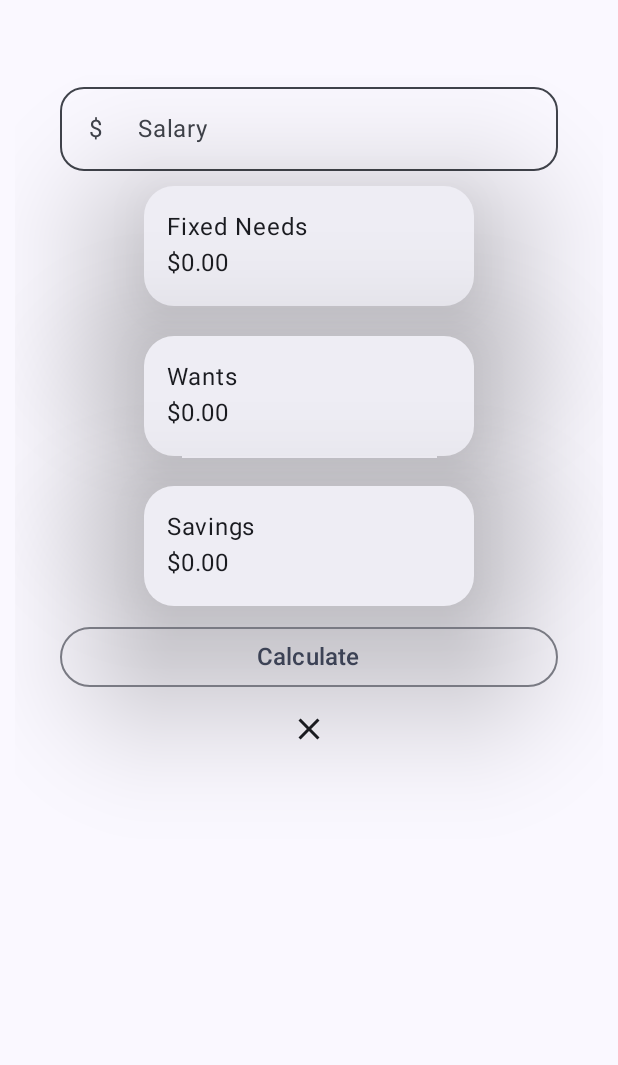
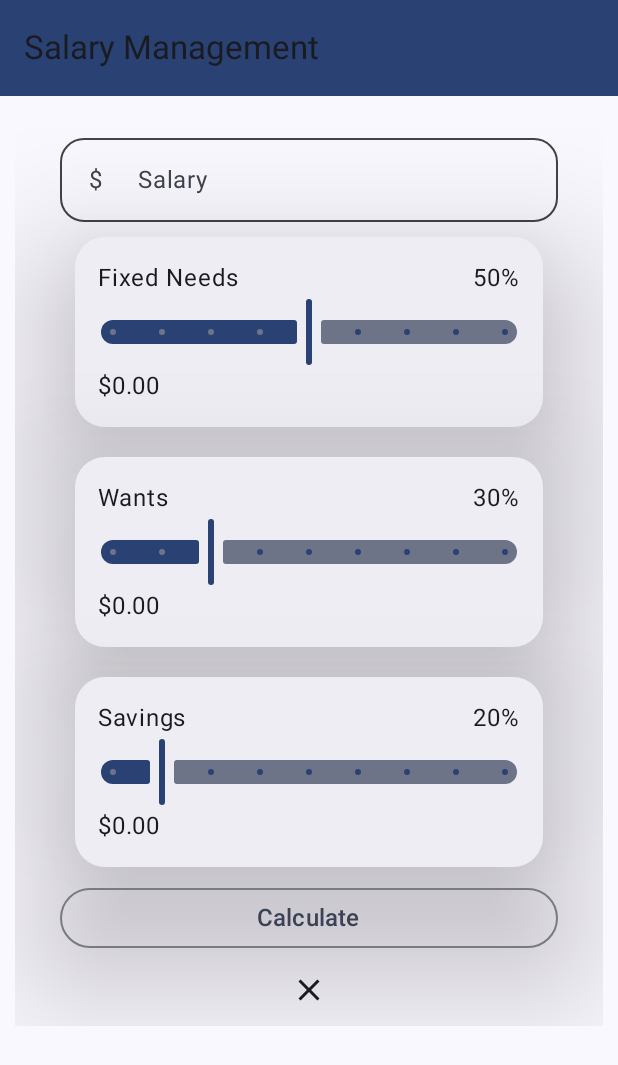
Before and after one commit to vcioffi/SalaryManagement, an Android app built with Jetpack Compose: the screen it shows after launch (MainActivity), after a tap on "Clear", on a phone screen of 412 x 824 dp. Shown: the top 1065 px of the screen. Run offline under Robolectric (Android 15) with nearby library versions, the phone set to English and light mode, and no system bars.

Commit message:
Add Sliders and App Bar

```diff
--- a/app/src/main/java/com/cioffi/salarymanagement/MainActivity.kt
+++ b/app/src/main/java/com/cioffi/salarymanagement/MainActivity.kt
@@ -4,9 +4,17 @@ import android.os.Bundle
 import androidx.activity.ComponentActivity
 import androidx.activity.compose.setContent
 import androidx.activity.enableEdgeToEdge
-import androidx.compose.foundation.layout.fillMaxSize
+import androidx.compose.foundation.layout.padding
+import androidx.compose.material3.ExperimentalMaterial3Api
+import androidx.compose.material3.MaterialTheme
+import androidx.compose.material3.Scaffold
 import androidx.compose.material3.Surface
+import androidx.compose.material3.Text
+import androidx.compose.material3.TopAppBar
+import androidx.compose.material3.TopAppBarDefaults
+import androidx.compose.runtime.Composable
 import androidx.compose.ui.Modifier
+import androidx.compose.ui.res.stringResource
 import com.cioffi.salarymanagement.ui.home.HomeScreen
 import com.cioffi.salarymanagement.ui.theme.SalaryManagementTheme
 
@@ -16,10 +24,26 @@ class MainActivity : ComponentActivity() {
         enableEdgeToEdge()
         setContent {
             SalaryManagementTheme {
-                Surface(modifier = Modifier.fillMaxSize()) {
-                    HomeScreen()
-                }
+                Scaffold(
+                    topBar = { AddAppBar() },
+                    content = { padding ->
+                        Surface(
+                            modifier = Modifier.padding(padding),
+                        ) {
+                            HomeScreen()
+                        }
+                    }
+                )
             }
         }
     }
+
+    @OptIn(ExperimentalMaterial3Api::class)
+    @Composable
+    fun AddAppBar() {
+        TopAppBar(
+            title = {Text(stringResource(R.string.app_name))},
+            colors = TopAppBarDefaults.smallTopAppBarColors(containerColor = MaterialTheme.colorScheme.primary),
+        )
+    }
 }
--- a/app/src/main/java/com/cioffi/salarymanagement/ui/home/HomeSceen.kt
+++ b/app/src/main/java/com/cioffi/salarymanagement/ui/home/HomeSceen.kt
@@ -3,6 +3,8 @@ package com.cioffi.salarymanagement.ui.home
 
 import androidx.compose.foundation.layout.Arrangement
 import androidx.compose.foundation.layout.Column
+import androidx.compose.foundation.layout.Row
+import androidx.compose.foundation.layout.fillMaxSize
 import androidx.compose.foundation.layout.fillMaxWidth
 import androidx.compose.foundation.layout.padding
 import androidx.compose.foundation.layout.safeDrawingPadding
@@ -24,11 +26,15 @@ import androidx.compose.material3.MaterialTheme.colorScheme
 import androidx.compose.material3.MaterialTheme.shapes
 import androidx.compose.material3.OutlinedButton
 import androidx.compose.material3.OutlinedTextField
+import androidx.compose.material3.Slider
 import androidx.compose.material3.Text
 import androidx.compose.material3.TextFieldDefaults
 import androidx.compose.runtime.Composable
 import androidx.compose.runtime.collectAsState
 import androidx.compose.runtime.getValue
+import androidx.compose.runtime.mutableFloatStateOf
+import androidx.compose.runtime.remember
+import androidx.compose.runtime.setValue
 import androidx.compose.ui.Alignment
 import androidx.compose.ui.Modifier
 import androidx.compose.ui.res.stringResource
@@ -42,6 +48,7 @@ import com.cioffi.salarymanagement.ui.theme.SalaryManagementTheme
 import java.text.NumberFormat
 import java.util.Currency
 import java.util.Locale
+import kotlin.math.roundToInt
 
 
 @Composable
@@ -51,15 +58,24 @@ fun HomeScreen(homeViewModel: HomeViewModel = viewModel()) {
     Column(
         modifier = Modifier
             .statusBarsPadding()
-            .padding(horizontal = 40.dp, vertical = 50.dp)
+            .padding(horizontal = 40.dp, vertical = 20.dp)
             .verticalScroll(rememberScrollState())
             .safeDrawingPadding(),
         horizontalAlignment = Alignment.CenterHorizontally,
         verticalArrangement = Arrangement.Top){
         EditNumberField(homeViewModel.salary, onSalaryChanged = {homeViewModel.updateSalary(it)})
-        AmountText(label = stringResource(R.string.fixed_needs), value =homeUiState.fixedNeeds )
-        AmountText(label = stringResource(R.string.wants), value =homeUiState.wants )
-        AmountText(label = stringResource(R.string.savings), value =homeUiState.savings )
+        AmountText(label = stringResource(R.string.fixed_needs),
+            value =homeUiState.fixedNeeds,
+            slider = homeUiState.fixedNeedsPercentage,
+            changePerc = homeViewModel::onNeedsPercChange )
+        AmountText(label = stringResource(R.string.wants),
+            value =homeUiState.wants,
+            slider = homeUiState.wantsPercentage,
+            changePerc = homeViewModel::onWantsPercChange )
+        AmountText(label = stringResource(R.string.savings),
+            value =homeUiState.savings,
+            slider = homeUiState.savingsPercentage,
+            changePerc = homeViewModel::onSavingPercChange )
         OutlinedButton(
             onClick = { homeViewModel.calcPercentage() },
             modifier = Modifier.fillMaxWidth()
@@ -100,7 +116,7 @@ fun EditNumberField(salary : String, onSalaryChanged: (String) -> Unit,modifier:
 }
 
 @Composable
-fun AmountText(label:String,value:Double,modifier: Modifier = Modifier){
+fun AmountText(label:String,slider: Float,changePerc :(Float) -> Unit,value:Double,modifier: Modifier = Modifier){
     Card(
         elevation = CardDefaults.cardElevation(
             defaultElevation = 60.dp
@@ -110,19 +126,32 @@ fun AmountText(label:String,value:Double,modifier: Modifier = Modifier){
             containerColor = colorScheme.surfaceContainer,
         ),
         modifier = Modifier
-            .size(width = 240.dp, height = 100.dp)
             .padding(10.dp)
+            .fillMaxSize()
     ) {
-        Column(modifier
+        Column(
+            modifier
                 .align(Alignment.Start)
                 .padding(15.dp)
+                .fillMaxWidth()
         ) {
             //TODO Add an Icon
-            Text(
-                modifier = Modifier
-                    .wrapContentWidth(align = Alignment.Start),
-                text = label
-            )
+            Row( Modifier
+                .fillMaxWidth()){
+                Text(
+                    modifier = Modifier
+                        .wrapContentWidth(align = Alignment.Start)
+                        .weight(1f),
+                    text = label
+                )
+                Text(
+                    modifier = Modifier
+                        .wrapContentWidth(align = Alignment.End),
+                    text = slider.roundToInt().toString() + "%",
+                    )
+            }
+
+            SliderPercentage(slider,changePerc)
             Text(
                 modifier = Modifier
                     .wrapContentHeight(align = Alignment.CenterVertically),
@@ -134,6 +163,19 @@ fun AmountText(label:String,value:Double,modifier: Modifier = Modifier){
 }
 
 
+@Composable
+fun SliderPercentage(perc : Float, changePerc :(Float) -> Unit) {
+    Column {
+        Slider(
+            value = perc,
+            onValueChange = changePerc,
+            steps = 7,
+            valueRange = 10f..90f
+        )
+    }
+}
+
+
 @Preview(showBackground = true)
 @Composable
 fun GreetingPreview() {
--- a/app/src/main/java/com/cioffi/salarymanagement/ui/home/HomeViewModel.kt
+++ b/app/src/main/java/com/cioffi/salarymanagement/ui/home/HomeViewModel.kt
@@ -12,9 +12,12 @@ import kotlinx.coroutines.flow.update
 import java.text.NumberFormat
 
 data class homeUiState(
-    val fixedNeeds: Double = 0.0,  //50%
-    val wants: Double = 0.0,       //30%
-    val savings: Double = 0.0      //20%
+    val fixedNeeds: Double = 0.0,
+    val wants: Double = 0.0,
+    val savings: Double = 0.0,
+    val fixedNeedsPercentage: Float = 50f,  //50%
+    val wantsPercentage: Float = 30f,       //30%
+    val savingsPercentage: Float = 20f      //20%
 )
 
 class HomeViewModel :ViewModel() {
@@ -35,12 +38,28 @@ class HomeViewModel :ViewModel() {
             val sal = salary.toDouble()
             _uiState.update { it ->
                 it.copy(
-                    fixedNeeds = sal * 50 / 100,
-                    wants = sal * 30 / 100,
-                    savings = sal * 20 / 100
+                    fixedNeeds = sal * uiState.value.fixedNeedsPercentage / 100,
+                    wants = sal * uiState.value.wantsPercentage / 100,
+                    savings = sal * uiState.value.savingsPercentage / 100
                 )
             }
         }
+    }
+
+    fun onNeedsPercChange(perc :Float){
+        _uiState.update {it.copy( fixedNeedsPercentage = perc )}
+    }
+
+    fun onWantsPercChange(perc :Float){
+        _uiState.update {it.copy( wantsPercentage = perc )}
+    }
+
+    fun onSavingPercChange(perc :Float){
+        _uiState.update {it.copy( savingsPercentage = perc )}
+    }
+
+    fun balancePercentage(){
+
     }
 
     fun onClear() {
@@ -49,7 +68,10 @@ class HomeViewModel :ViewModel() {
                 it.copy(
                     fixedNeeds = 0.0,
                     wants = 0.0,
-                    savings = 0.0
+                    savings = 0.0,
+                    fixedNeedsPercentage = 50f,
+                    wantsPercentage = 30f,
+                    savingsPercentage = 20f
                 )
             }
     }
```
